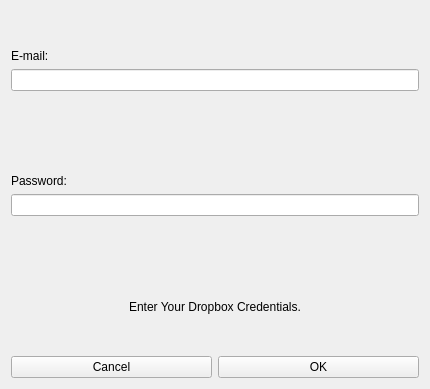
Old version of the form authenticationwindow.ui in the repository lawand/droper.
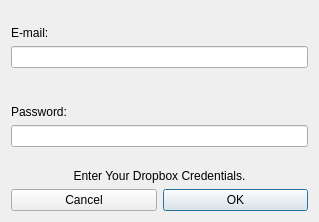
New version of the form. Icons and pictures are not drawn.

Diff of the .ui file:
```diff
--- a/authenticationwindow.ui
+++ b/authenticationwindow.ui
@@ -6,8 +6,8 @@
    <rect>
     <x>0</x>
     <y>0</y>
-    <width>430</width>
-    <height>389</height>
+    <width>319</width>
+    <height>222</height>
    </rect>
   </property>
   <property name="windowTitle">
@@ -113,6 +113,8 @@
        </property>
       </spacer>
      </item>
+    </layout>
+   </item>
      <item>
       <spacer name="verticalSpacer_5">
        <property name="orientation">
@@ -126,10 +128,14 @@
        </property>
       </spacer>
      </item>
-    </layout>
-   </item>
    <item>
     <widget class="QLabel" name="infoLabel">
+     <property name="sizePolicy">
+      <sizepolicy hsizetype="Expanding" vsizetype="Expanding">
+       <horstretch>0</horstretch>
+       <verstretch>0</verstretch>
+      </sizepolicy>
+     </property>
      <property name="text">
       <string>Enter Your Dropbox Credentials.</string>
      </property>
@@ -165,6 +171,9 @@
        <property name="text">
         <string>OK</string>
        </property>
+       <property name="default">
+        <bool>true</bool>
+       </property>
       </widget>
      </item>
     </layout>
```
Lines whose indentation alone changed are shown as unchanged.
